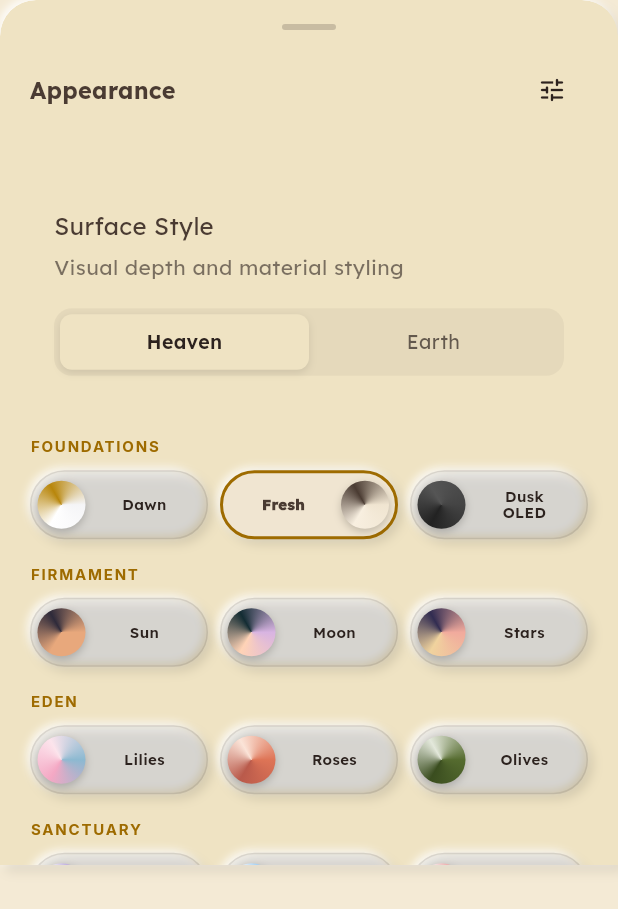
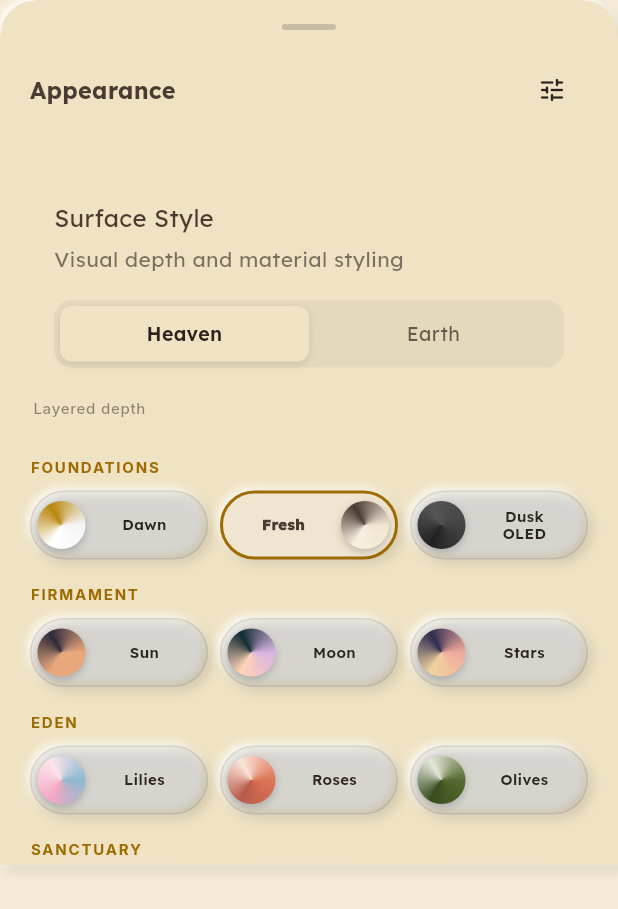
Before and after one commit to wakilibaraka/BlessedBibleApp, a Flutter app: the ThemePickerSheet widget shown alone on an empty page, opened directly, on a phone screen of 412 x 824 dp. Shown: the top 909 px of the screen. Run offline on Flutter 3.47's test engine with Material 3 defaults, Android fonts, the phone set to English and light mode, and no system bars; our stand-ins replace confetti, flutter_local_notifications, flutter_riverpod, package_info_plus, scrollable_positioned_list, share_plus and 4 more; accounts and stored records are empty.

Commit message:
chore: add Heaven/Earth surface style descriptions

```diff
--- a/lib/ui/sheets/theme_picker_sheet.dart
+++ b/lib/ui/sheets/theme_picker_sheet.dart
@@ -126,7 +126,11 @@ class _ThemePickerSheetState extends ConsumerState<ThemePickerSheet> {
                     children: [
                     Consumer(builder: (context, ref, _) {
                       final surfaceStyle = ref.watch(earthHeavenStyleProvider);
-                      return AnimatedSegmentedTile<EarthHeavenStyle>(
+                      return Column(
+                        crossAxisAlignment: CrossAxisAlignment.start,
+                        mainAxisSize: MainAxisSize.min,
+                        children: [
+                          AnimatedSegmentedTile<EarthHeavenStyle>(
                             title: 'Surface Style',
                             subtitle: 'Visual depth and material styling',
                             selectedValue: surfaceStyle,
@@ -138,6 +142,20 @@ class _ThemePickerSheetState extends ConsumerState<ThemePickerSheet> {
                               HapticFeedback.selectionClick();
                               ref.read(earthHeavenStyleProvider.notifier).setStyle(val);
                             },
+                          ),
+                          Padding(
+                            padding: const EdgeInsets.only(top: 4.0, left: 2.0),
+                            child: Text(
+                              surfaceStyle == EarthHeavenStyle.heaven
+                                  ? 'Layered depth'
+                                  : 'Flat surfaces',
+                              style: theme.textTheme.labelSmall?.copyWith(
+                                color: theme.colorScheme.onSurface.withValues(alpha: 0.5),
+                                fontSize: 10,
+                              ),
+                            ),
+                          ),
+                        ],
                       );
                     }),
                     const SizedBox(height: 12),
```
Lines whose indentation alone changed are shown as unchanged.
